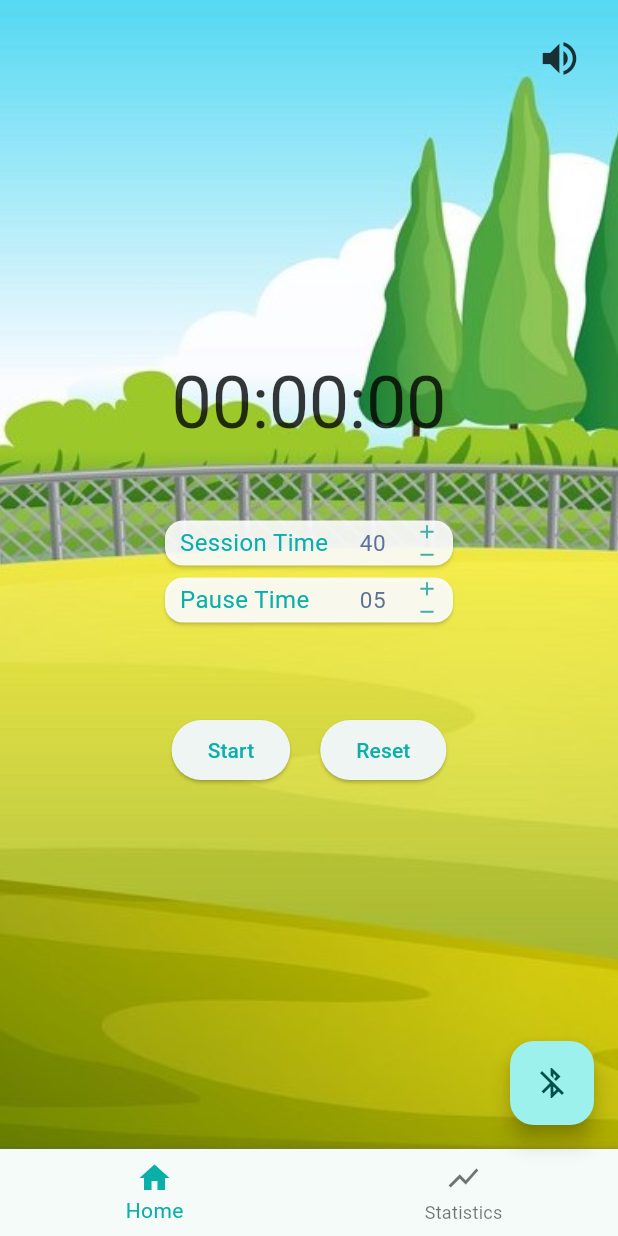
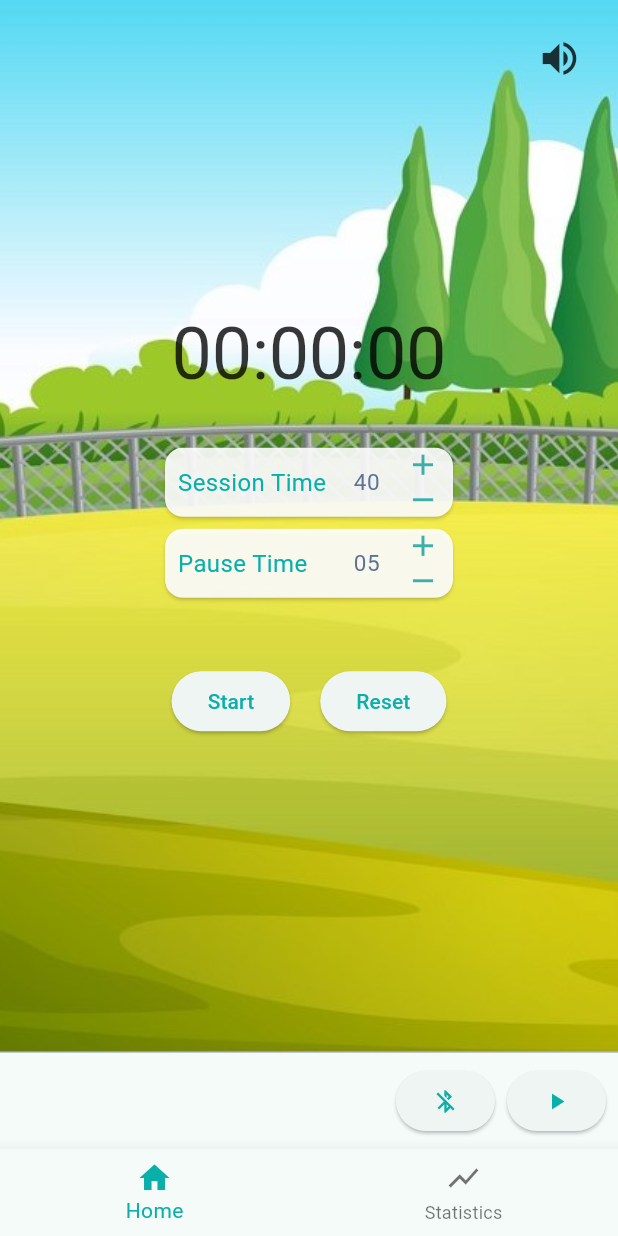
Before and after one commit to ucjhk/Mobile-Computing-Flutter, a Flutter app: the screen it shows after launch, on a phone screen of 412 x 824 dp. Run offline on Flutter 3.47's test engine with Material 3 defaults, Android fonts, the phone set to English and light mode, and no system bars; our stand-ins replace audioplayers, fl_chart, flutter_riverpod, permission_handler, tuple; missing offline and left inert: esense_flutter.

Commit message:
eSense connectivity and mute button

```diff
--- a/flutter_app/lib/components/customInteractables.dart
+++ b/flutter_app/lib/components/customInteractables.dart
@@ -89,23 +89,23 @@ class _NumberPickerState extends State<NumberPicker> {
                 GestureDetector(
                   onTap: _increment,
                   child: Container(
-                    width: 15.0,
-                    height: 15.0,
+                    width: 23.0,
+                    height: 23.0,
                     child: Icon(
                       Icons.add,
                       color: _toHigh() ? disabledColor : secondaryColor ,
-                      size: 15.0,
+                      size: 23.0,
                     ),
                   ),
                 ),
                 GestureDetector(
                   onTap: _decrement,
                   child: Container(
-                    width: 15.0,
-                    height: 15.0,
+                    width: 23.0,
+                    height: 23.0,
                     child: Icon(
                       Icons.remove,
-                      size: 15.0,
+                      size: 23.0,
                       color: _toLow() ? disabledColor : secondaryColor,
                     ),
                   ),
--- a/flutter_app/lib/main.dart
+++ b/flutter_app/lib/main.dart
@@ -47,12 +47,10 @@ class MyHomePageState extends ConsumerState<MyHomePage> {
     const HomePage(),
     const StatisticsPage(),
   ];
-  ESenseHandler eSenseHandler = ESenseHandler('eSense-0723');
 
   @override
   void initState() {
     super.initState();
-    eSenseHandler.listenToESense();
     _initialize();
   }
 
@@ -62,29 +60,38 @@ class MyHomePageState extends ConsumerState<MyHomePage> {
     });
   }
 
-  @override
-  dispose(){
-    super.dispose();
-    eSenseHandler.disconnect();
-  }
-
 @override
   Widget build(BuildContext context) {
+    final eSense = ref.watch(eSenseHandler);
     return Scaffold(
       body: IndexedStack(
         index: _currentIndex,
         children: _pages,
       ),
-      floatingActionButton: FloatingActionButton(
-        onPressed: () async {
-          if (eSenseHandler.connected) {
-            eSenseHandler.disconnect();
-          } else {
-            await eSenseHandler.connectToESense();
-          }
-        },
-        child: Icon(eSenseHandler.connected ? Icons.bluetooth_connected : Icons.bluetooth_disabled),
-      ),
+      persistentFooterButtons: [
+        ElevatedButton(
+          onPressed: () async {
+            if (eSense.connected) {
+              eSense.disconnect();
+            } else {
+              await eSense.connectToESense();
+            }
+            setState(() {});
+          },
+          child: Icon(eSense.connected ? Icons.bluetooth_connected : Icons.bluetooth_disabled),
+        ),
+        ElevatedButton(
+          onPressed: () async {
+            if (eSense.sampling) {
+              eSense.pauseListenToSensorEvents();
+            } else {
+              eSense.startListenToSensorEvents();
+            }
+            setState(() {});
+          },
+          child: Icon(eSense.sampling ? Icons.pause : Icons.play_arrow),
+        ),
+      ],
       bottomNavigationBar: BottomNavigation(
         (value) => setState(() {
           _currentIndex = value;
--- a/flutter_app/lib/screens/home.dart
+++ b/flutter_app/lib/screens/home.dart
@@ -19,9 +19,6 @@ class HomePage extends StatelessWidget {
           ),
         ),
         child: Center(
-          child: Container(
-            //this is for testing mobile size on web
-            width: kIsWeb ? 500.0 : double.infinity,
           child: Stack(
             children: [
               const GardenWidget(
@@ -38,7 +35,6 @@ class HomePage extends StatelessWidget {
           ),
         ),
       )
-      ),
     );
   }
 }
--- a/flutter_app/pubspec.yaml
+++ b/flutter_app/pubspec.yaml
@@ -44,6 +44,7 @@ dependencies:
   esense_flutter: ^1.0.0
   fl_chart: ^0.65.0
   permission_handler: ^11.1.0
+  audioplayers: ^5.2.1
 
 dev_dependencies:
   flutter_test:
@@ -69,6 +70,7 @@ flutter:
 
 
   assets:
+  - assets/sounds/
   - assets/images/
   - assets/images/background/
   - assets/images/objects/
```
Also changed, not shown: flutter_app/lib/eSenseManager.dart (+39 -56 lines), flutter_app/lib/utils/constants.dart (+7 -0 lines), flutter_app/pubspec.lock, 6 other files. Lines whose indentation alone changed are shown as unchanged.
